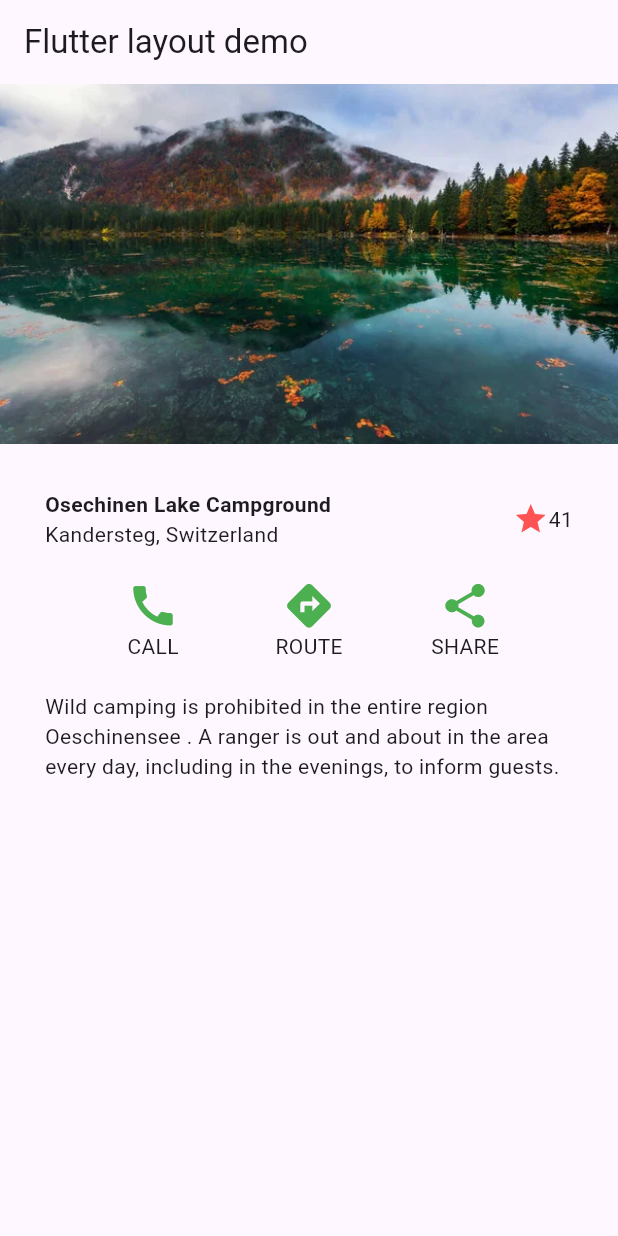
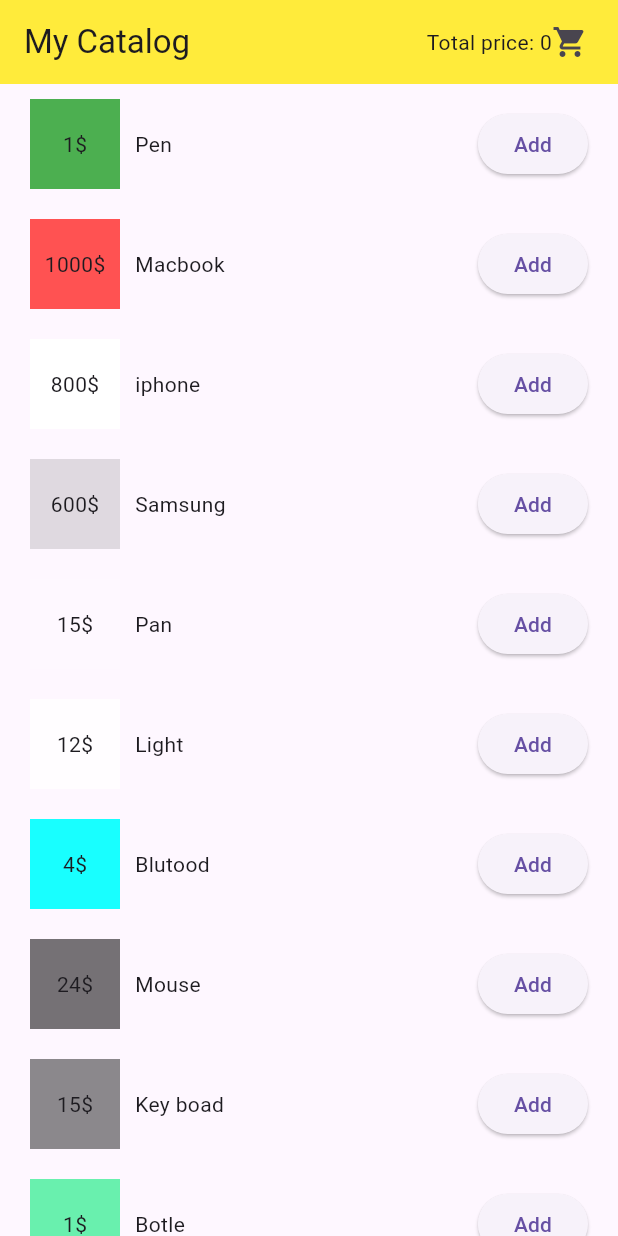
Before and after one commit to toanvan273/flutter-ui-basic, a Flutter app: the screen it shows after launch, on a phone screen of 412 x 824 dp. Run offline on Flutter 3.47's test engine with Material 3 defaults, Android fonts, the phone set to English and light mode, and no system bars.

Commit message:
add my cart

```diff
--- a/lib/main.dart
+++ b/lib/main.dart
@@ -1,6 +1,13 @@
 import 'package:flutter/material.dart';
-import 'package:flutter_ui/screen/home_page.dart';
+import 'package:flutter_ui/ui_catalog/CartModel.dart';
+import 'package:flutter_ui/ui_catalog/MyCatalog.dart';
+import 'package:provider/provider.dart';
 
 void main() {
-  runApp(HomePage());
+  runApp(
+      ChangeNotifierProvider(
+        create: (context) => CartModel(),
+        child: MyCatalog(),
+      )
+  );
 }
--- /dev/null
+++ b/lib/ui_catalog/CartModel.dart
@@ -0,0 +1,47 @@
+import 'dart:collection';
+
+import 'package:flutter/material.dart';
+import 'package:flutter_ui/ui_catalog/Product.dart';
+
+class CartModel extends ChangeNotifier{
+  List<Product> _list = [];
+
+  int get getlength {
+    return _list.length;
+  }
+  double get totalPrice {
+    print(_list.length);
+    if(_list.isNotEmpty){
+      double total = 0;
+      for (var element in _list) {
+        total += element.price;
+      }
+      return total;
+    }
+    return 0;
+  }
+
+  void add(Product product){
+print('check ${product.price}');
+
+    this._list.add(product);
+    print(this._list);
+    print(this._list.length);
+    notifyListeners();
+  }
+
+  void removeAll(){
+    _list.clear();
+    notifyListeners();
+  }
+
+  void removeProduct(Product product){
+    final index = _list.indexWhere((element) => element.id == product.id);
+    if(index>=0){
+      _list.removeAt(index);
+      notifyListeners();
+    }
+  }
+
+   UnmodifiableListView<Product> get products => UnmodifiableListView(_list);
+}
--- /dev/null
+++ b/lib/ui_catalog/MyCart.dart
@@ -0,0 +1,31 @@
+import 'package:flutter/material.dart';
+
+class MyCart extends StatelessWidget{
+  @override
+  Widget build(BuildContext context) {
+    // TODO: implement build
+    return Scaffold(
+      appBar: AppBar(
+        title: Text('My Cart'),
+      ),
+      body: Center(
+        child: Text('Hello My cart'),
+      ),
+      // body: ListView(
+      //   children: const [
+      //     Row(
+      //       children: [
+      //         ListTile(
+      //           title: Text('Title'),
+      //           leading: Text('Price'),
+      //         ),
+      //         ElevatedButton(onPressed: null, child: Text('Action'))
+      //       ],
+      //     ),
+      //
+      //
+      //   ],
+      // ),
+    );
+  }
+}
--- /dev/null
+++ b/lib/ui_catalog/MyCatalog.dart
@@ -0,0 +1,116 @@
+import 'package:flutter/material.dart';
+import 'package:flutter_ui/ui_catalog/CartModel.dart';
+import 'package:flutter_ui/ui_catalog/MyCart.dart';
+import 'package:flutter_ui/ui_catalog/Product.dart';
+import 'package:provider/provider.dart';
+
+class MyCatalog extends StatelessWidget{
+
+  @override
+  Widget build(BuildContext context) {
+    return MaterialApp(
+      home: Scaffold(
+        appBar: AppBar(
+          title: Text('My Catalog'),
+          backgroundColor: Colors.yellow,
+          actions: [
+            Consumer<CartModel>(builder: (context, cart, child){
+              print('object ${cart.totalPrice}');
+              return Text('Total price: ${cart.getlength.toString()}');
+            }),
+            Builder(builder: (context){
+              return InkWell(
+                child: Icon(Icons.shopping_cart),
+                onTap: (){
+                  Navigator.push(
+                      context,
+                      MaterialPageRoute(builder: (context) => MyCart())
+                  );
+                },
+              );
+            }),
+            Padding(padding: EdgeInsets.only(right: 20))
+          ],
+        ),
+        body: _MyCatalog(),
+      ),
+    );
+  }
+}
+
+class _MyCatalog extends StatelessWidget {
+
+  @override
+  Widget build(BuildContext context) {
+    return SingleChildScrollView(
+      child: Column(
+        children: [
+          for (final product in products)
+            ProductItem(
+                product
+            )
+        ],
+      ),
+    );
+  }
+}
+
+class ProductItem extends StatelessWidget {
+  Product item;
+
+  ProductItem(this.item, {super.key});
+
+  @override
+  Widget build(BuildContext context) {
+
+    return Padding(
+        padding: EdgeInsets.symmetric(vertical: 10, horizontal: 20),
+        child: Row(
+          children: [
+            Container(
+              width: 60,
+              height: 60,
+              color: item.color,
+              child: Center(
+                child: Text('${item.price.toInt()}' + "\$"),
+              ),
+            ),
+            Padding(padding: EdgeInsets.only(right: 10)),
+            Expanded(
+              child: Text(item.name),
+            ),
+            Actions(item)
+          ],
+        ),
+    );
+  }
+}
+
+class Actions extends StatefulWidget {
+  Product product;
+  Actions(this.product, {super.key});
+  final cart = CartModel();
+
+  void handleAddProduct(){
+    cart.add(product);
+  }
+  @override
+  State<StatefulWidget> createState() => ActionButton();
+}
+
+class ActionButton extends State<Actions> {
+  bool added = false;
+
+  @override
+  Widget build(BuildContext context) {
+    return !added ? ElevatedButton(
+        onPressed:  (){
+          widget.handleAddProduct();
+          setState(() {
+            added = !added;
+          });
+        }
+        , child: const Text('Add')
+    ) : const ElevatedButton(onPressed: null, child: Icon(Icons.check));
+  }
+}
--- /dev/null
+++ b/lib/ui_catalog/Product.dart
@@ -0,0 +1,32 @@
+import 'dart:ui';
+import 'package:flutter/material.dart';
+
+class Product {
+   int? id;
+   String name;
+   Color color;
+   double price;
+
+  // Product(this.id, this.name, this.color, this.price);
+  Product({
+    required this.id,
+    required this.color,
+    required this.name,
+    required this.price
+  });
+}
+
+List<Product> products = <Product>[
+  Product(id:1, name: 'Pen', color: Colors.green, price: 1),
+  Product(id:2, name: 'Macbook', color: Colors.redAccent, price: 1000),
+  Product(id:3, name: 'iphone', color: Colors.white, price: 800),
+  Product(id:4, name: 'Samsung', color: Colors.black12, price: 600),
+  Product(id:5, name: 'Pan', color: Colors.white12, price: 15),
+  Product(id:6, name: 'Light', color: Colors.white70, price: 12),
+  Product(id:7, name: 'Blutood', color: Colors.cyanAccent, price: 4),
+  Product(id:8, name: 'Mouse', color: Colors.black54, price: 24),
+  Product(id:9, name: 'Key boad', color: Colors.black45, price: 15),
+  Product(id:10, name: 'Botle', color: Colors.greenAccent, price: 1),
+  Product(id:11, name: 'Chair', color: Colors.pinkAccent, price: 50),
+  Product(id:12, name: 'Table', color: Colors.yellow, price: 10),
+];
--- a/pubspec.yaml
+++ b/pubspec.yaml
@@ -35,6 +35,7 @@ dependencies:
   # The following adds the Cupertino Icons font to your application.
   # Use with the CupertinoIcons class for iOS style icons.
   cupertino_icons: ^1.0.2
+  provider: ^6.1.1
 
 dev_dependencies:
   flutter_test:
```
Also changed, not shown: pubspec.lock.
